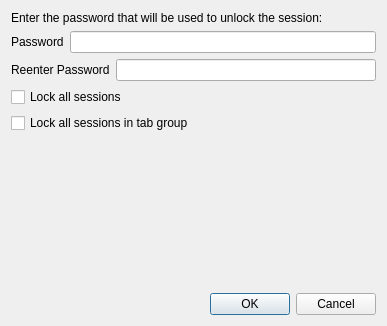
QQxiaoming/quardCRT, file src/locksessionwindow/locksessionwindow.ui: the form before one commit.
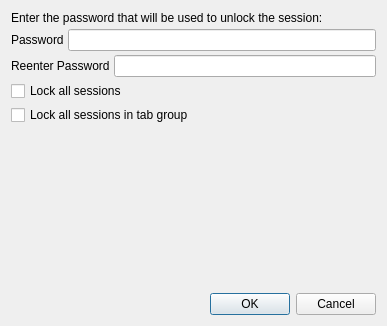
The form after the commit.

Patch:
```diff
--- a/src/locksessionwindow/locksessionwindow.ui
+++ b/src/locksessionwindow/locksessionwindow.ui
@@ -14,6 +14,9 @@
    <string>Lock Session</string>
   </property>
   <layout class="QVBoxLayout" name="verticalLayout">
+   <property name="spacing">
+    <number>4</number>
+   </property>
    <item>
     <widget class="QLabel" name="headerLabel">
      <property name="text">
@@ -26,6 +29,9 @@
    </item>
    <item>
     <layout class="QHBoxLayout" name="horizontalLayout">
+     <property name="spacing">
+      <number>4</number>
+     </property>
      <item>
       <widget class="QLabel" name="passwordLabel">
        <property name="text">
@@ -44,6 +50,9 @@
    </item>
    <item>
     <layout class="QHBoxLayout" name="horizontalLayout_2">
+     <property name="spacing">
+      <number>4</number>
+     </property>
      <item>
       <widget class="QLabel" name="reenterPasswordLabel">
        <property name="text">
@@ -62,6 +71,9 @@
    </item>
    <item>
     <layout class="QVBoxLayout" name="verticalLayout_2">
+     <property name="spacing">
+      <number>4</number>
+     </property>
      <item>
       <widget class="QCheckBox" name="lockAllSessionCheckBox">
        <property name="text">
```
